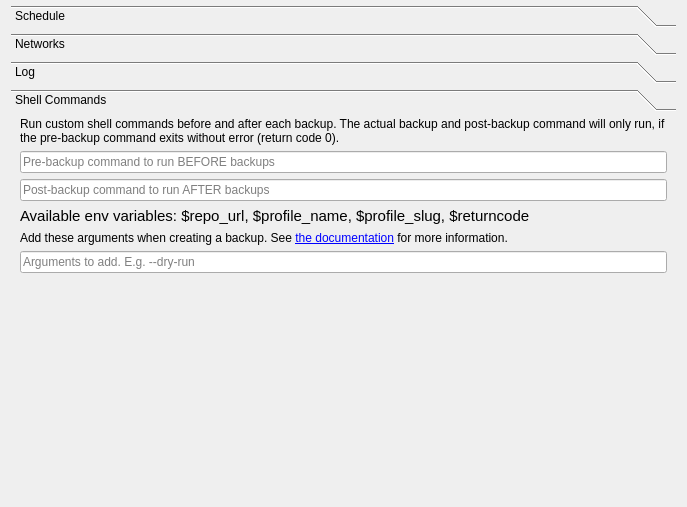
borgbase/vorta, file src/vorta/assets/UI/scheduletab.ui: the form before one commit.
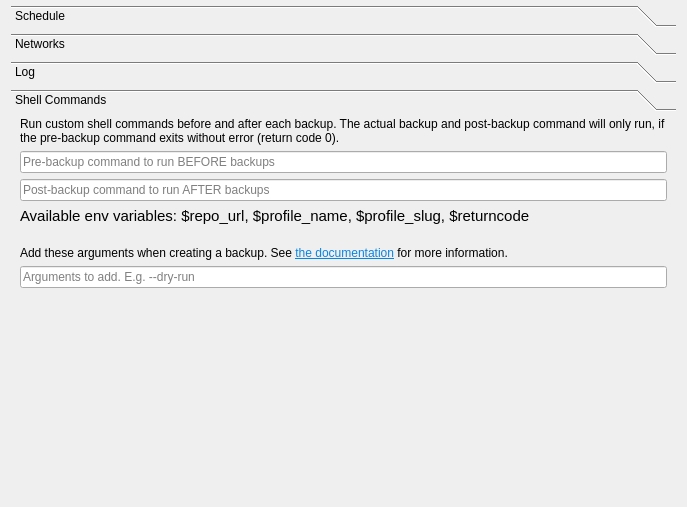
The form after the commit.

Commit message: Fix external link setting

```diff
--- a/src/vorta/assets/UI/scheduletab.ui
+++ b/src/vorta/assets/UI/scheduletab.ui
@@ -477,8 +477,8 @@
        <rect>
         <x>0</x>
         <y>0</y>
-        <width>675</width>
-        <height>368</height>
+        <width>663</width>
+        <height>354</height>
        </rect>
       </property>
       <attribute name="label">
@@ -536,10 +536,26 @@
          </property>
         </widget>
        </item>
+       <item>
+        <spacer name="verticalSpacer_4">
+         <property name="orientation">
+          <enum>Qt::Vertical</enum>
+         </property>
+         <property name="sizeType">
+          <enum>QSizePolicy::Maximum</enum>
+         </property>
+         <property name="sizeHint" stdset="0">
+          <size>
+           <width>20</width>
+           <height>15</height>
+          </size>
+         </property>
+        </spacer>
+       </item>
        <item>
         <widget class="QLabel" name="label_7">
          <property name="text">
-          <string>Add these arguments when creating a backup. See &lt;a href=&quot;https://borgbackup.readthedocs.io/en/stable/usage/create.html&quot;&gt;the documentation&lt;/a&gt; for more information.</string>
+          <string>Add these arguments when creating a backup. See &lt;a href=&quot;https://borgbackup.readthedocs.io/en/stable/usage/create.html&quot;&gt;&lt;span style=&quot; text-decoration: underline; color:#0984e3;&quot;&gt;the documentation&lt;/span&gt;&lt;/a&gt; for more information.</string>
          </property>
          <property name="wordWrap">
           <bool>true</bool>
```
Left out of the diff: 19 changed lines with no effect on the pictures.
